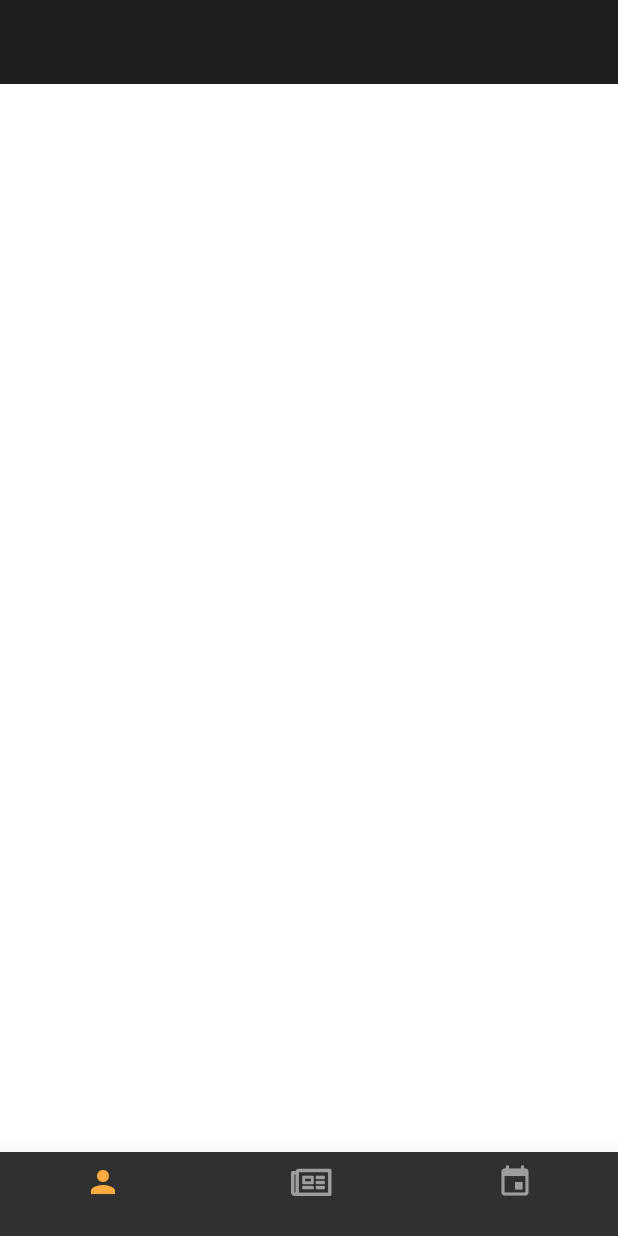
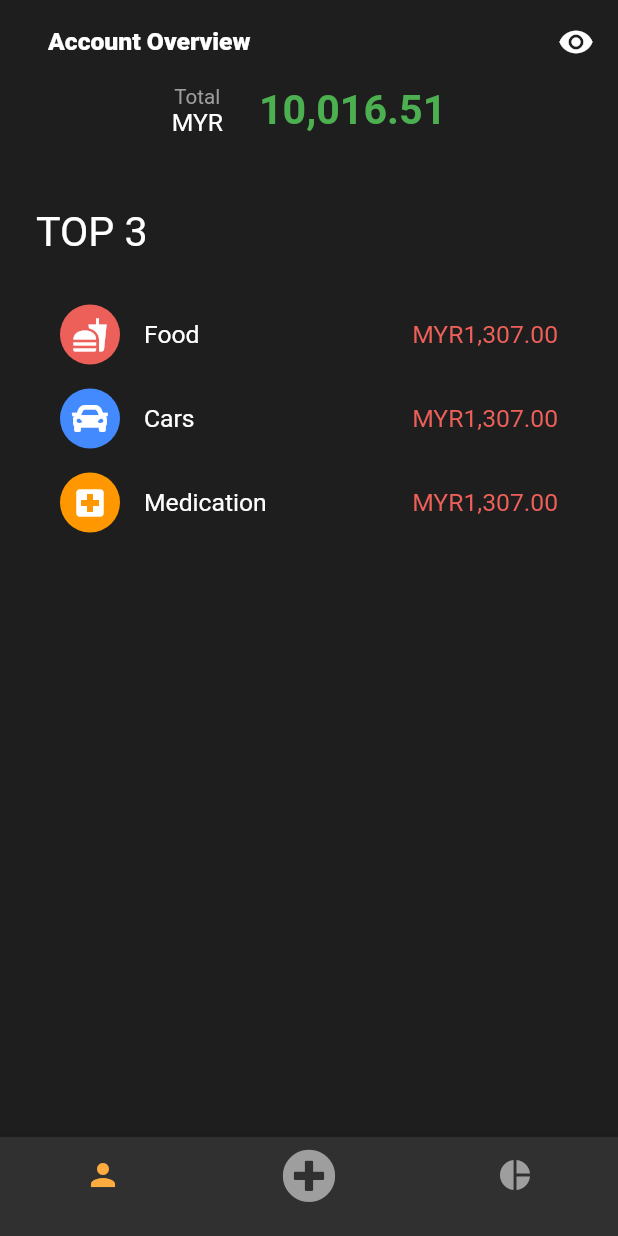
Before and after one commit to qqgary/expense-tracker, a Flutter app: the screen it shows after launch, on a phone screen of 412 x 824 dp. Run offline on Flutter 3.47's test engine with Material 2 defaults, Android fonts, the phone set to English and light mode, and no system bars; our stand-ins replace flutter_icons, font_awesome_flutter, sizer.

Commit message:
✨ Added account overview page

```diff
--- a/lib/provider/general.dart
+++ b/lib/provider/general.dart
@@ -8,4 +8,11 @@ class GeneralProvider extends ChangeNotifier {
     _bottomNavigationIndex = i;
     notifyListeners();
   }
+
+  bool _isOverviewVisibility = true;
+  bool get isOverviewVisibility => this._isOverviewVisibility;
+  void setSOverviewVisibility() {
+    _isOverviewVisibility = !_isOverviewVisibility;
+    notifyListeners();
+  }
 }
--- a/lib/screens/bottom_navigation_screens/account_overview.dart
+++ b/lib/screens/bottom_navigation_screens/account_overview.dart
@@ -1,6 +1,14 @@
+import 'package:expense_tracker/themes/styles.dart';
+import 'package:expense_tracker/widgets/app_text.dart';
+import 'package:flutter/material.dart';
+import 'package:flutter_icons/flutter_icons.dart';
+import 'package:font_awesome_flutter/font_awesome_flutter.dart';
+import 'package:provider/provider.dart';
+
 import 'package:expense_tracker/widgets/app_scaffold.dart';
-
-import 'package:flutter/material.dart';
+import 'package:expense_tracker/utils/widget_modifier.dart';
+import 'package:expense_tracker/utils/utils.dart';
+import 'package:expense_tracker/provider/general.dart';
 
 class AccountOverviewScreen extends StatelessWidget {
   static const String routeName = 'account-overview';
@@ -8,6 +16,128 @@ class AccountOverviewScreen extends StatelessWidget {
 
   @override
   Widget build(BuildContext context) {
-    return AppScaffold();
+    final GeneralProvider genProvider = Provider.of<GeneralProvider>(context);
+    return AppScaffold(
+      title: 'Account Overview',
+      actionItems: [
+        InkWell(
+          onTap: () => genProvider.setSOverviewVisibility(),
+          child: Icon(
+            // This can be more privacy when adding expense
+            genProvider.isOverviewVisibility
+                ? Icons.visibility
+                : Icons.visibility_off,
+          ).padding(),
+        ),
+      ],
+      child: _buildMainContainer(context, genProvider),
+    );
+  }
+
+  Widget _buildMainContainer(
+    BuildContext context,
+    GeneralProvider genProvider,
+  ) {
+    return Column(
+      children: [
+        _buildAccountBalance(genProvider),
+        AppHeightSizedBox.mediumBox,
+        _buildTop3Categories(context),
+      ],
+    );
+  }
+
+  Container _buildTop3Categories(BuildContext context) {
+    return Container(
+      padding: EdgeInsets.all(AppMargin.medium),
+      width: maxWidth(context),
+      child: Column(
+        crossAxisAlignment: CrossAxisAlignment.start,
+        children: [
+          AppText(
+            'TOP 3',
+            fontSize: AppFontSize.extraTitle,
+          ),
+          AppHeightSizedBox.mediumBox,
+          ListTile(
+            leading: _buildCategoryIcon(
+              icon: Icons.fastfood,
+              color: AppColor.red,
+            ),
+            title: AppText('Food'),
+            trailing: AppText(
+              'MYR1,307.00',
+              color: AppColor.red,
+            ),
+          ),
+          ListTile(
+            leading: _buildCategoryIcon(
+              icon: FontAwesomeIcons.car,
+              color: AppColor.blue,
+            ),
+            title: AppText('Cars'),
+            trailing: AppText(
+              'MYR1,307.00',
+              color: AppColor.red,
+            ),
+          ),
+          ListTile(
+            leading: _buildCategoryIcon(
+                icon: Icons.local_hospital, color: AppColor.orange),
+            title: AppText('Medication'),
+            trailing: AppText(
+              'MYR1,307.00',
+              color: AppColor.red,
+            ),
+          ),
+        ],
+      ),
+    );
+  }
+
+  Container _buildCategoryIcon(
+      {@required IconData icon, @required Color color}) {
+    return Container(
+      padding: EdgeInsets.all(AppMargin.extraSmall),
+      decoration: BoxDecoration(
+        color: color,
+        shape: BoxShape.circle,
+      ),
+      child: Icon(
+        icon,
+      ),
+    );
+  }
+
+  Row _buildAccountBalance(GeneralProvider genProvider) {
+    return Row(
+      mainAxisAlignment: MainAxisAlignment.center,
+      children: [
+        Column(
+          children: [
+            AppText(
+              'Total',
+              fontSize: AppFontSize.extraSmall,
+              color: AppColor.grey,
+            ),
+            AppText('MYR'),
+          ],
+        ),
+        AppWidthSizedBox.mediumBox,
+        genProvider.isOverviewVisibility
+            ? AppText(
+                '10,016.51',
+                color: AppColor.green,
+                fontSize: AppFontSize.extraTitle,
+                fontWeight: AppFontWeight.bold,
+              )
+            : AppText(
+                'Billionaire',
+                color: AppColor.green,
+                fontSize: AppFontSize.extraTitle,
+                fontWeight: AppFontWeight.bold,
+              ),
+      ],
+    );
   }
 }
--- a/lib/utils/constant.dart
+++ b/lib/utils/constant.dart
@@ -15,20 +15,18 @@ class Constant {
   static final List<BottomNavigationBarItem> bottomNavigationBarItem = [
     BottomNavigationBarItem(
       icon: Icon(Icons.person),
-      title: AppText('', fontSize: AppFontSize.small),
+      title: AppText(''),
     ),
     BottomNavigationBarItem(
       icon: Icon(
-        FontAwesomeIcons.newspaper,
+        FontAwesomeIcons.plusCircle,
+        size: 36,
       ),
-      title: AppText(
-        '',
-        fontSize: AppFontSize.small,
-      ),
+      title: AppText(''),
     ),
     BottomNavigationBarItem(
-      icon: Icon(Icons.event),
-      title: AppText('', fontSize: AppFontSize.small),
+      icon: Icon(Icons.pie_chart),
+      title: AppText(''),
     ),
   ];
 
--- /dev/null
+++ b/lib/utils/utils.dart
@@ -0,0 +1,5 @@
+import 'package:flutter/material.dart';
+
+double maxHeight(BuildContext context) => MediaQuery.of(context).size.height;
+
+double maxWidth(BuildContext context) => MediaQuery.of(context).size.width;
--- a/lib/widgets/app_scaffold.dart
+++ b/lib/widgets/app_scaffold.dart
@@ -1,11 +1,13 @@
 import 'package:expense_tracker/themes/styles.dart';
+import 'package:expense_tracker/widgets/app_text.dart';
 import 'package:flutter/material.dart';
 import 'package:flutter/services.dart';
 import 'package:provider/provider.dart';
+import 'package:expense_tracker/utils/widget_modifier.dart';
 
 class AppScaffold extends StatelessWidget {
   final bool appBar;
-  final Widget titleChild;
+  final String title;
   final Color backgroundColor;
   final Color appBarBackgroundColor;
   final Color backButtonColor;
@@ -16,16 +18,16 @@ class AppScaffold extends StatelessWidget {
   final bool isElevation;
   final bool isBackButton;
   final bool isDrawer;
-  final bool isActionBar;
   final bool isScrollView;
   final Widget floatingActionButton;
   final Widget actionBar;
   final Widget bottomNavigatorBar;
   final Widget leadingIcon;
+  final List<Widget> actionItems;
 
   const AppScaffold({
-    this.titleChild,
-    this.backgroundColor: Colors.white,
+    this.title,
+    this.backgroundColor: const Color(0xff1E1E1E),
     this.child,
     this.appBarBackgroundColor: const Color(0xff00adef),
     this.backButtonColor: Colors.white,
@@ -37,11 +39,11 @@ class AppScaffold extends StatelessWidget {
     this.scaffoldKey,
     this.drawer,
     this.tabBar,
-    this.isActionBar,
     this.floatingActionButton,
     this.actionBar,
     this.bottomNavigatorBar,
     this.leadingIcon,
+    this.actionItems,
     Key key,
   }) : super(key: key);
 
@@ -60,11 +62,12 @@ class AppScaffold extends StatelessWidget {
             ? AppBar(
                 leading: isBackButton ? leadingIcon : Container(),
                 elevation: isElevation ? AppBarElevation.normal : 0,
-                title: Center(
-                  child: titleChild,
-                ),
+                title: AppText(
+                  title,
+                  color: AppColor.white,
+                ).padding(),
                 iconTheme: IconThemeData(color: backButtonColor),
-                actions: <Widget>[],
+                actions: actionItems,
                 bottom: tabBar,
               )
             : null,
--- a/lib/widgets/app_text.dart
+++ b/lib/widgets/app_text.dart
@@ -20,7 +20,7 @@ class AppText extends StatelessWidget {
       {this.fontFamily,
       this.fontSize,
       this.fontWeight,
-      this.color: Colors.black,
+      this.color: Colors.white,
       this.fontStype,
       this.textAlign,
       this.overflow: TextOverflow.ellipsis,
--- a/pubspec.yaml
+++ b/pubspec.yaml
@@ -30,6 +30,7 @@ dependencies:
   font_awesome_flutter: ^8.11.0
   logger: ^0.9.4
   get_it: ^4.0.4
+  pie_chart: ^4.0.1
 
 
   # The following adds the Cupertino Icons font to your application.
```
Also changed, not shown: pubspec.lock.
